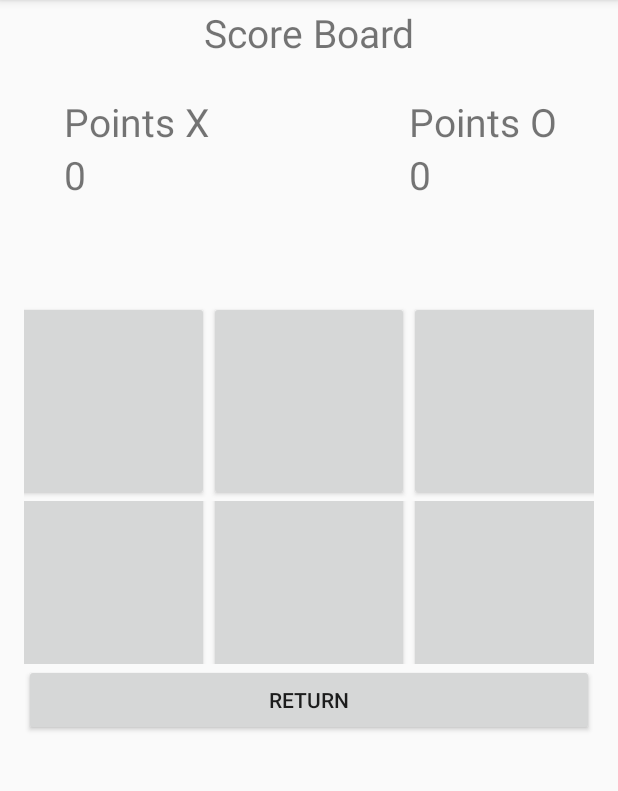
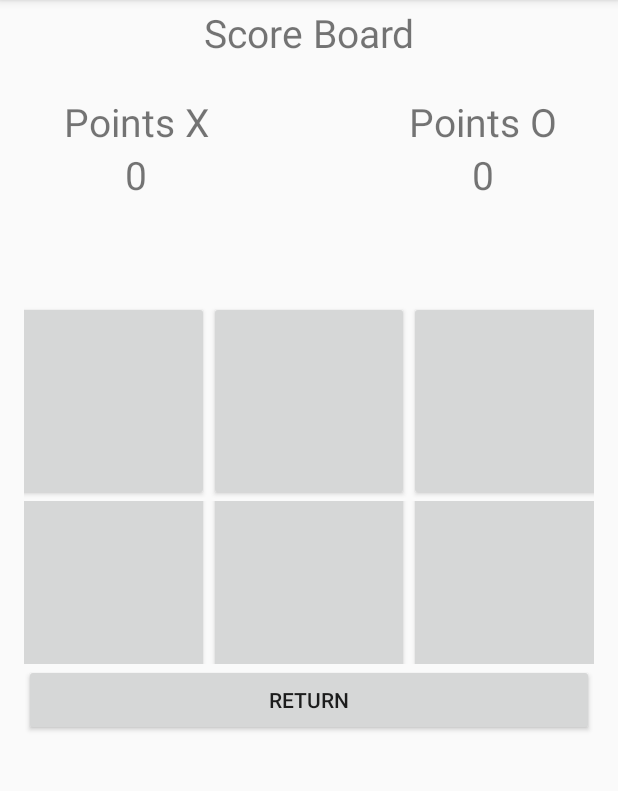
Before and after one commit to mCaptain99/Simple-android-apps, an Android app: the Game3x3Activity screen opened directly, with no data from a screen before it, on a phone screen of 412 x 824 dp, the part 84-875 px from its top. Run offline under Robolectric (Android 15) with nearby library versions, the phone set to English and light mode, and no system bars.

Commit message:
small layout fixes

```diff
--- a/tictactoe/app/src/main/res/layout/activity_main.xml
+++ b/tictactoe/app/src/main/res/layout/activity_main.xml
@@ -11,6 +11,7 @@
             android:layout_width="wrap_content"
             android:layout_height="wrap_content"
             android:text="Tic Tac Toe Game"
+            android:textSize="36dp"
             app:layout_constraintBottom_toTopOf="@+id/textView2"
             app:layout_constraintEnd_toEndOf="parent"
             app:layout_constraintStart_toStartOf="parent"
@@ -20,6 +21,7 @@
             android:id="@+id/textView2"
             android:layout_width="wrap_content"
             android:layout_height="wrap_content"
+            android:textSize="28dp"
             android:text="Choose game size"
             app:layout_constraintEnd_toEndOf="parent"
             app:layout_constraintHorizontal_bias="0.503"
--- a/tictactoe/app/src/main/res/layout/game3x3.xml
+++ b/tictactoe/app/src/main/res/layout/game3x3.xml
@@ -30,10 +30,10 @@
         <TableRow
                 android:layout_width="match_parent"
                 android:layout_height="46dp" android:gravity="center">
-            <TextView android:text="0" android:textSize="26dp"  android:id="@+id/pointsXVal"
-                      android:layout_marginRight="100px"/>
+            <TextView android:text="0" android:textSize="26dp" android:id="@+id/pointsXVal"
+                      android:layout_marginRight="100px" android:textAlignment="center"/>
             <TextView android:text="0" android:textSize="26dp"
-                      android:id="@+id/pointsOVal" android:layout_marginLeft="100px"/>
+                      android:id="@+id/pointsOVal" android:layout_marginLeft="100px" android:textAlignment="center"/>
         </TableRow>
     </TableLayout>
     <TableLayout
--- a/tictactoe/app/src/main/res/layout/game5x5.xml
+++ b/tictactoe/app/src/main/res/layout/game5x5.xml
@@ -30,10 +30,10 @@
         <TableRow
                 android:layout_width="match_parent"
                 android:layout_height="46dp" android:gravity="center">
-            <TextView android:text="0" android:textSize="26dp"  android:id="@+id/pointsXVal"
-                      android:layout_marginRight="100px"/>
+            <TextView android:text="0" android:textSize="26dp" android:id="@+id/pointsXVal"
+                      android:layout_marginRight="100px" android:textAlignment="center"/>
             <TextView android:text="0" android:textSize="26dp"
-                      android:id="@+id/pointsOVal" android:layout_marginLeft="100px"/>
+                      android:id="@+id/pointsOVal" android:layout_marginLeft="100px" android:textAlignment="center"/>
         </TableRow>
     </TableLayout>
     <TableLayout
```
